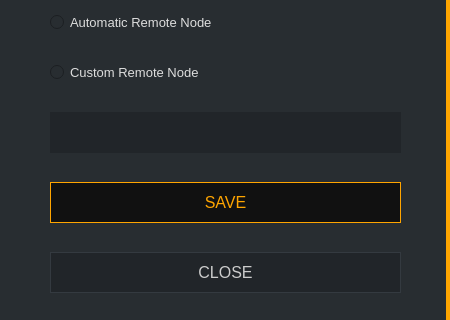
The window that src/gui/ui/nodesettings.ui (ConcealNetwork/conceal-desktop) describes before a commit, drawn with Qt 5; both pictures show x 0 to 450 and y 228 to 548 of the 450 by 548 pixel window.
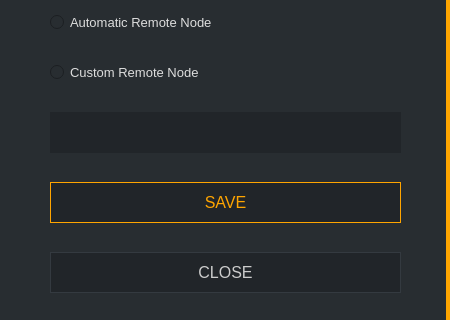
The same window after the commit.

Commit message: Change button background color

What changed in the file:
```diff
--- a/src/gui/ui/nodesettings.ui
+++ b/src/gui/ui/nodesettings.ui
@@ -189,7 +189,7 @@
      </font>
     </property>
     <property name="styleSheet">
-     <string notr="true">QPushButton#m_okButton {color: orange; background-color: #111111; border: 1px solid orange; font-size: 16px;}
+     <string notr="true">QPushButton#m_okButton {color: orange; background-color: #212529; border: 1px solid orange; font-size: 16px;}
 
 QPushButton#m_okButton:hover {color: orange; background-color: #111111; border: 2px solid orange; font-size: 16px;}</string>
     </property>
```
Left out of the diff: 2 changed lines with no effect on the pictures. The commit also changes 21 other files.
